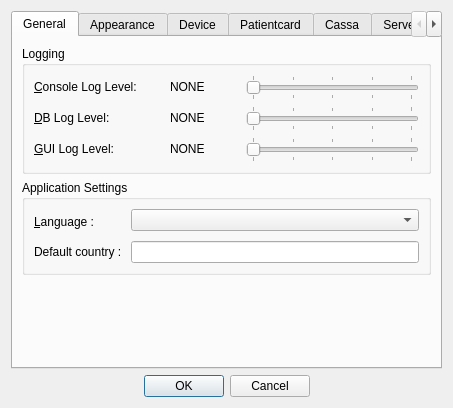
Qt form client/dlgpreferences.ui (tbikfalvi/Belenus) before a commit.
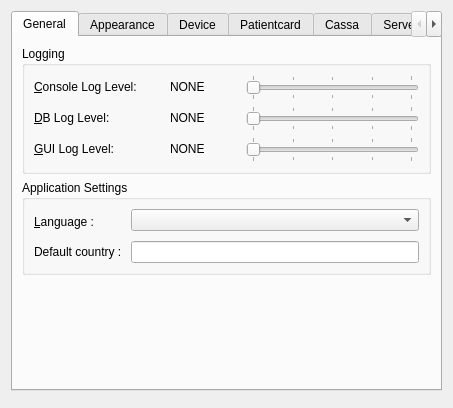
The same form after that commit.

Patch:
```diff
--- a/client/dlgpreferences.ui
+++ b/client/dlgpreferences.ui
@@ -644,7 +644,7 @@
       <enum>Qt::Horizontal</enum>
      </property>
      <property name="standardButtons">
-      <set>QDialogButtonBox::Cancel|QDialogButtonBox::Ok</set>
+      <set>QDialogButtonBox::NoButton</set>
      </property>
      <property name="centerButtons">
       <bool>true</bool>
```
